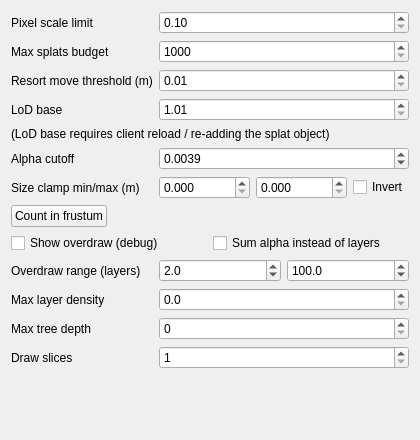
First picture: the form in gui_client/GaussianSplatSettingsWidget.ui, repository russiaman/substrata_robo, before the edit.
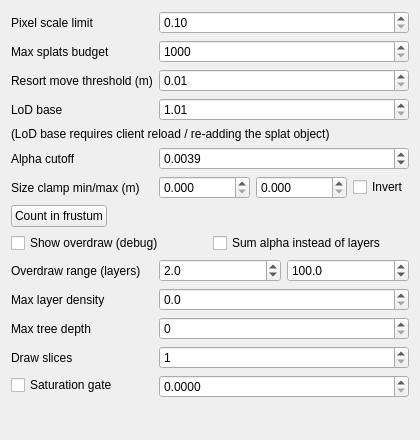
Second picture: the form after the edit.

Commit message:
gaussian splats: add saturation gate controls, and a web debug hook for them
Exposes GaussianSplatRenderer's saturation gate in the settings panel: a
checkbox and the coverage threshold a pixel counts as finished at.  Off by
default, so the panel behaves as before unless it is turned on.

setSplatSaturationGate() joins setSplatDrawSlices() as a temporary console hook
for the web client, which has no panel; both are marked as such in the source.

```diff
--- a/gui_client/GaussianSplatSettingsWidget.ui
+++ b/gui_client/GaussianSplatSettingsWidget.ui
@@ -447,7 +447,36 @@
      </property>
     </widget>
    </item>
-   <item row="13" column="0" colspan="2">
+   <item row="13" column="0">
+    <widget class="QCheckBox" name="saturationGateCheckBox">
+     <property name="text">
+      <string>Saturation gate</string>
+     </property>
+     <property name="toolTip">
+      <string>Skips splats at pixels the front-to-back composite has already finished with: between draw slices, pixels whose accumulated coverage has reached the threshold are marked, and later slices are rejected there before being shaded. Needs more than one draw slice to do anything. Off in the overdraw views, where the accumulated alpha counts layers rather than coverage.</string>
+     </property>
+    </widget>
+   </item>
+   <item row="13" column="1">
+    <widget class="QDoubleSpinBox" name="saturationThresholdDoubleSpinBox">
+     <property name="toolTip">
+      <string>Accumulated coverage at or above which a pixel counts as finished. 0.9961 (= 1 - 1/255) means the light still getting through is under one 8-bit level, which is where the reference 3DGS rasteriser stops. Lowering it skips more work and eventually shows. The accumulation buffer is 16-bit float, whose steps near 1.0 are about 0.0005 wide, so values closer to 1 than that make no difference.</string>
+     </property>
+     <property name="decimals">
+      <number>4</number>
+     </property>
+     <property name="minimum">
+      <double>0.000000000000000</double>
+     </property>
+     <property name="maximum">
+      <double>1.000000000000000</double>
+     </property>
+     <property name="singleStep">
+      <double>0.005000000000000</double>
+     </property>
+    </widget>
+   </item>
+   <item row="14" column="0" colspan="2">
     <spacer name="verticalSpacer">
      <property name="orientation">
       <enum>Qt::Vertical</enum>
```
The commit also changes 3 other files.
